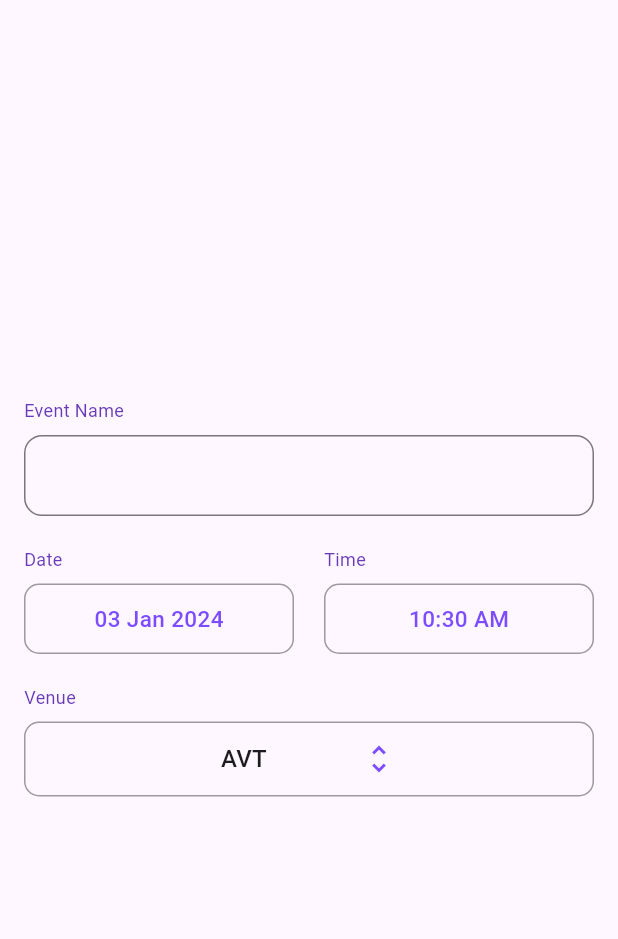
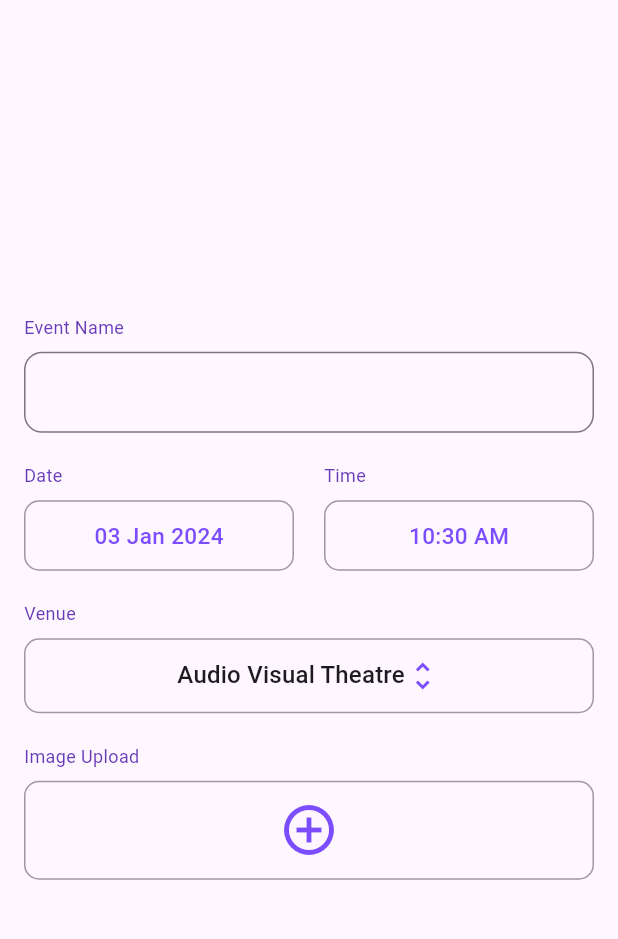
Before and after one commit to jasimrazi/VenueBookingApp, a Flutter app: the BookingPage screen opened directly, on a phone screen of 412 x 824 dp, the part 63-1002 px from its top. Run offline on Flutter 3.47's test engine with Material 3 defaults, Android fonts, the phone set to English and light mode, and no system bars; our stand-ins replace firebase_auth, firebase_core, google_sign_in, image_picker; missing offline and left inert: scroll_datetime_picker; accounts and stored records are empty.

Commit message:
Add image upload

```diff
--- a/lib/bookingpage.dart
+++ b/lib/bookingpage.dart
@@ -2,6 +2,8 @@ import 'package:flutter/material.dart';
 import 'package:intl/intl.dart';
 import 'package:scroll_datetime_picker/scroll_datetime_picker.dart';
 import 'package:venuebooking/appbar.dart';
+import 'dart:io';
+import 'package:image_picker/image_picker.dart';
 
 class BookingPage extends StatefulWidget {
   BookingPage({super.key});
@@ -14,7 +16,19 @@ class _BookingPageState extends State<BookingPage> {
   DateTime time = DateTime.now();
   bool showDatePicker = false;
   bool showTimePicker = false;
-  String selectedVenue = 'AVT';
+  String selectedVenue = 'Audio Visual Theatre';
+  File? _image;
+
+  Future<void> _getImage() async {
+    final picker = ImagePicker();
+    final pickedFile = await picker.pickImage(source: ImageSource.gallery);
+
+    setState(() {
+      if (pickedFile != null) {
+        _image = File(pickedFile.path);
+      }
+    });
+  }
 
   @override
   Widget build(BuildContext context) {
@@ -167,7 +181,7 @@ class _BookingPageState extends State<BookingPage> {
                         });
                       },
                       items: <String>[
-                        'AVT',
+                        'Audio Visual Theatre',
                         'Seminar Hall',
                         'Auditorium',
                       ].map<DropdownMenuItem<String>>((String value) {
@@ -185,6 +199,39 @@ class _BookingPageState extends State<BookingPage> {
                     ),
                   ),
                 ],
+              ),
+              SizedBox(
+                height: 20,
+              ),
+              Text(
+                'Image Upload',
+                style: TextStyle(fontSize: 12, color: Colors.deepPurple),
+              ),
+              SizedBox(
+                height: 8,
+              ),
+              GestureDetector(
+                onTap: _getImage,
+                child: Container(
+                  padding: EdgeInsets.all(12.0),
+                  decoration: BoxDecoration(
+                    border: Border.all(color: Colors.black38),
+                    borderRadius: BorderRadius.circular(10.0),
+                  ),
+                  alignment: Alignment.center,
+                  child: _image == null
+                      ? Icon(
+                          Icons.add_circle_outline,
+                          size: 40,
+                          color: Colors.deepPurpleAccent,
+                        )
+                      : Image.file(
+                          _image!,
+                          width: 120,
+                          height: 120,
+                          fit: BoxFit.cover,
+                        ),
+                ),
               ),
               //
               if (showDatePicker)
--- a/pubspec.yaml
+++ b/pubspec.yaml
@@ -40,6 +40,7 @@ dependencies:
   firebase_core: ^2.24.2
   google_sign_in: ^6.1.6
   firebase_auth: ^4.15.3
+  image_picker: ^1.0.5
 
 dev_dependencies:
   flutter_test:
```
Also changed, not shown: pubspec.lock, 5 other files.
